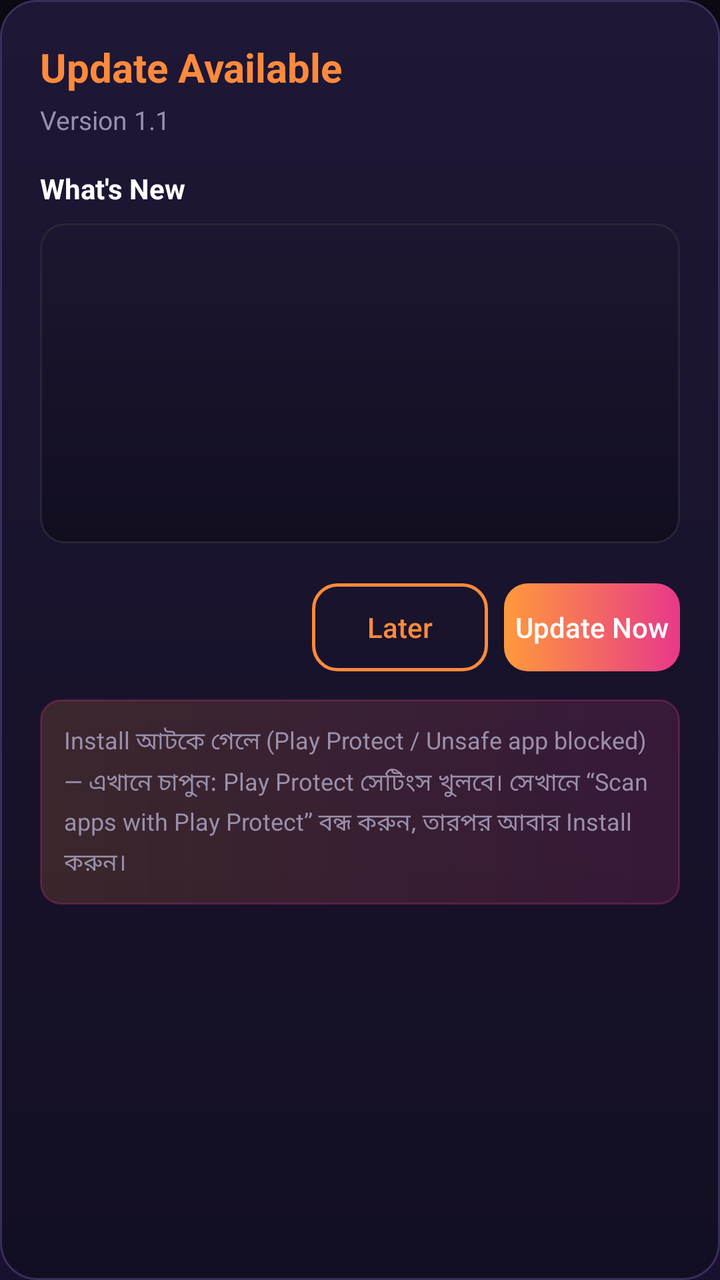
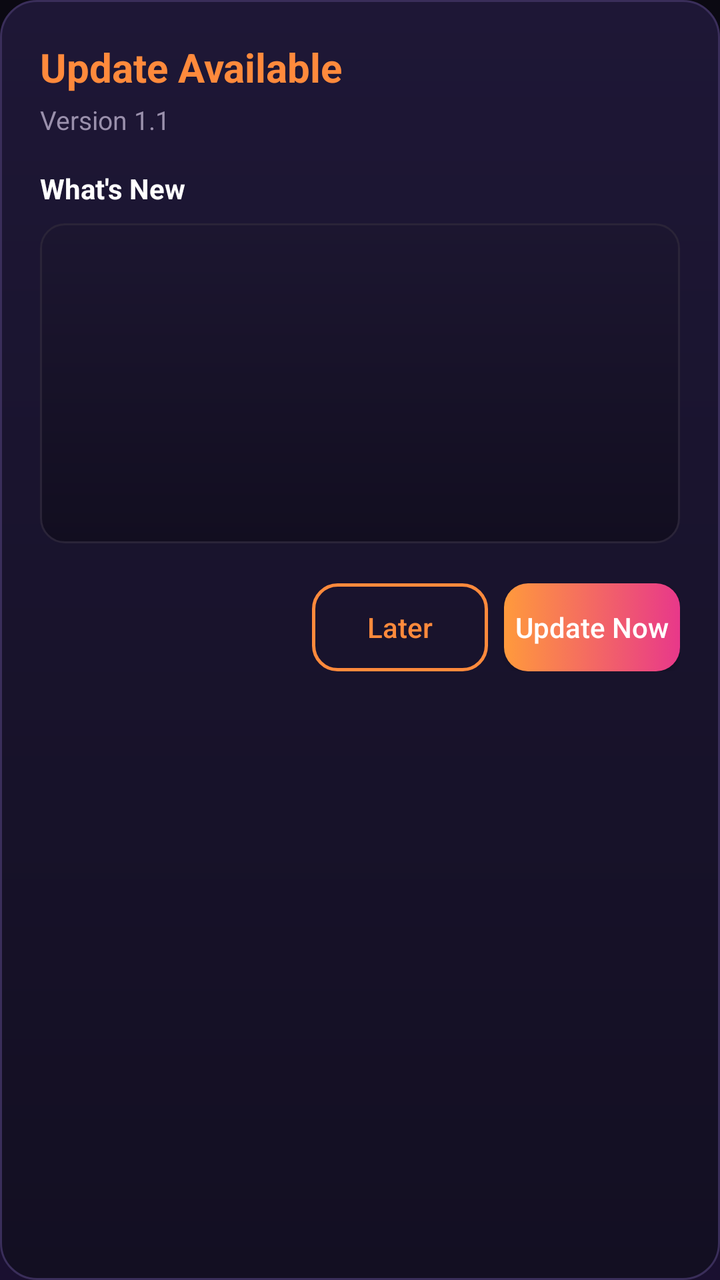

Before-and-after screenshots of an Android layout around one commit, followed by the original layout XML and the change that was made.
<!-- AndroidManifest.xml: application theme Theme.IPTVPlayer -->
<!-- res/layout/dialog_update.xml -->
<?xml version="1.0" encoding="utf-8"?>
<LinearLayout xmlns:android="http://schemas.android.com/apk/res/android"
    android:layout_width="match_parent"
    android:layout_height="wrap_content"
    android:orientation="vertical"
    android:background="@drawable/bg_dialog"
    android:padding="20dp">

    
    <TextView
        android:id="@+id/tvUpdateTitle"
        android:layout_width="match_parent"
        android:layout_height="wrap_content"
        android:text="@string/update_available"
        android:textColor="@color/colorOrange"
        android:textSize="20sp"
        android:textStyle="bold" />

    
    <TextView
        android:id="@+id/tvUpdateVersion"
        android:layout_width="match_parent"
        android:layout_height="wrap_content"
        android:layout_marginTop="4dp"
        android:textColor="@color/colorSubText"
        android:textSize="13sp"
        android:text="Version 1.1" />

    
    <TextView
        android:layout_width="match_parent"
        android:layout_height="wrap_content"
        android:layout_marginTop="16dp"
        android:text="@string/whats_new"
        android:textColor="@color/colorChannelName"
        android:textSize="14sp"
        android:textStyle="bold" />

    <ScrollView
        android:layout_width="match_parent"
        android:layout_height="160dp"
        android:layout_marginTop="8dp"
        android:background="@drawable/bg_channel_card"
        android:padding="12dp">

        <TextView
            android:id="@+id/tvUpdateChangelog"
            android:layout_width="match_parent"
            android:layout_height="wrap_content"
            android:lineSpacingMultiplier="1.3"
            android:textColor="@color/colorOnSurface"
            android:textSize="13sp" />

    </ScrollView>

    
    <LinearLayout
        android:id="@+id/progressGroup"
        android:layout_width="match_parent"
        android:layout_height="wrap_content"
        android:layout_marginTop="18dp"
        android:orientation="vertical"
        android:visibility="gone">

        <ProgressBar
            android:id="@+id/progressUpdate"
            style="?android:attr/progressBarStyleHorizontal"
            android:layout_width="match_parent"
            android:layout_height="8dp"
            android:max="100"
            android:progressTint="@color/colorOrange"
            android:progressBackgroundTint="@color/colorDivider" />

        <TextView
            android:id="@+id/tvUpdateProgress"
            android:layout_width="match_parent"
            android:layout_height="wrap_content"
            android:layout_marginTop="8dp"
            android:gravity="center"
            android:textColor="@color/colorSubText"
            android:textSize="13sp"
            android:text="0%" />

    </LinearLayout>

    
    <LinearLayout
        android:id="@+id/buttonGroup"
        android:layout_width="match_parent"
        android:layout_height="wrap_content"
        android:layout_marginTop="20dp"
        android:gravity="end"
        android:orientation="horizontal">

        <Button
            android:id="@+id/btnLater"
            android:layout_width="wrap_content"
            android:layout_height="44dp"
            android:layout_marginEnd="8dp"
            android:background="@drawable/bg_btn_outline"
            android:backgroundTint="@null"
            android:text="@string/later"
            android:textAllCaps="false"
            android:textColor="@color/colorOrange" />

        <Button
            android:id="@+id/btnUpdateNow"
            android:layout_width="wrap_content"
            android:layout_height="44dp"
            android:background="@drawable/bg_btn_orange"
            android:backgroundTint="@null"
            android:text="@string/update_now"
            android:textAllCaps="false"
            android:textColor="@android:color/white" />

    </LinearLayout>

    
    <TextView
        android:id="@+id/tvPlayProtectHelp"
        android:layout_width="match_parent"
        android:layout_height="wrap_content"
        android:layout_marginTop="14dp"
        android:background="@drawable/bg_status_gradient"
        android:clickable="true"
        android:focusable="true"
        android:lineSpacingMultiplier="1.25"
        android:padding="12dp"
        android:text="@string/play_protect_help"
        android:textColor="@color/colorSubText"
        android:textSize="12sp" />

</LinearLayout>
<!-- resources referenced by this layout -->
<resources>
  <color name="colorChannelName">#FFFFFF</color>
  <color name="colorDivider">#2A2438</color>
  <color name="colorOnSurface">#F6F1FF</color>
  <color name="colorOrange">#FF8A3C</color>
  <color name="colorSubText">#9A90AC</color>
  <!-- drawable bg_channel_card (drawable) -->
  <?xml version="1.0" encoding="utf-8"?>
  <shape xmlns:android="http://schemas.android.com/apk/res/android"
      android:shape="rectangle">
      <gradient
          android:angle="270"
          android:startColor="@color/colorGradientCardStart"
          android:endColor="@color/colorGradientCardEnd"
          android:type="linear" />
      <corners android:radius="12dp" />
      <stroke android:width="1dp" android:color="@color/colorDivider" />
  </shape>
  <!-- drawable bg_dialog (drawable) -->
  <?xml version="1.0" encoding="utf-8"?>
  <shape xmlns:android="http://schemas.android.com/apk/res/android"
      android:shape="rectangle">
      <gradient
          android:angle="270"
          android:startColor="#1E1736"
          android:endColor="#130F22"
          android:type="linear" />
      <corners android:radius="18dp" />
      <stroke android:width="1dp" android:color="#3A2E5A" />
  </shape>
  <!-- drawable bg_status_gradient (drawable) -->
  <?xml version="1.0" encoding="utf-8"?>
  <shape xmlns:android="http://schemas.android.com/apk/res/android"
      android:shape="rectangle">
      <gradient
          android:angle="0"
          android:startColor="#26FF9A3C"
          android:endColor="#26E8388A"
          android:type="linear" />
      <corners android:radius="10dp" />
      <stroke android:width="1dp" android:color="#40E8388A" />
  </shape>
  <string name="later">Later</string>
  <string name="play_protect_help">Install আটকে গেলে ("Play Protect" / "Unsafe app blocked") — এখানে চাপুন: Play Protect সেটিংস খুলবে। সেখানে “Scan apps with Play Protect” বন্ধ করুন, তারপর আবার Install করুন।</string>
  <string name="update_available">Update Available</string>
  <string name="update_now">Update Now</string>
  <string name="whats_new">What\'s New</string>
  <color name="colorGradientStart">#FF9A3C</color>
  <color name="colorGradientEnd">#E8388A</color>
  <color name="colorGradientCardStart">#1C1630</color>
  <color name="colorGradientCardEnd">#120E20</color>
  <color name="colorPrimary">#FF8A3C</color>
  <color name="colorPrimaryVariant">#E06A1F</color>
  <color name="colorOnPrimary">#FFFFFF</color>
  <color name="colorSecondary">#E8388A</color>
  <color name="colorOnSecondary">#FFFFFF</color>
  <color name="colorBackground">#0B0912</color>
  <color name="colorSurface">#171322</color>
  <color name="colorError">#FF5C8A</color>
  <!-- drawable bg_app_gradient (drawable) -->
  <?xml version="1.0" encoding="utf-8"?>
  <shape xmlns:android="http://schemas.android.com/apk/res/android"
      android:shape="rectangle">
      <gradient
          android:angle="270"
          android:startColor="@color/colorGradientBgStart"
          android:centerColor="#120D24"
          android:endColor="@color/colorGradientBgEnd"
          android:type="linear" />
  </shape>
  <color name="colorGradientBgStart">#0B0912</color>
  <color name="colorGradientBgEnd">#1A1030</color>
  <!-- unchanged entries left out for length: 3 -->
</resources>

<!-- the commit's change to res/layout/dialog_update.xml (unified diff, before → after) -->
@@ -55,36 +55,6 @@
 
     
     <LinearLayout
-        android:id="@+id/progressGroup"
-        android:layout_width="match_parent"
-        android:layout_height="wrap_content"
-        android:layout_marginTop="18dp"
-        android:orientation="vertical"
-        android:visibility="gone">
-
-        <ProgressBar
-            android:id="@+id/progressUpdate"
-            style="?android:attr/progressBarStyleHorizontal"
-            android:layout_width="match_parent"
-            android:layout_height="8dp"
-            android:max="100"
-            android:progressTint="@color/colorOrange"
-            android:progressBackgroundTint="@color/colorDivider" />
-
-        <TextView
-            android:id="@+id/tvUpdateProgress"
-            android:layout_width="match_parent"
-            android:layout_height="wrap_content"
-            android:layout_marginTop="8dp"
-            android:gravity="center"
-            android:textColor="@color/colorSubText"
-            android:textSize="13sp"
-            android:text="0%" />
-
-    </LinearLayout>
-
-    
-    <LinearLayout
         android:id="@+id/buttonGroup"
         android:layout_width="match_parent"
         android:layout_height="wrap_content"
@@ -115,19 +85,4 @@
 
     </LinearLayout>
 
-    
-    <TextView
-        android:id="@+id/tvPlayProtectHelp"
-        android:layout_width="match_parent"
-        android:layout_height="wrap_content"
-        android:layout_marginTop="14dp"
-        android:background="@drawable/bg_status_gradient"
-        android:clickable="true"
-        android:focusable="true"
-        android:lineSpacingMultiplier="1.25"
-        android:padding="12dp"
-        android:text="@string/play_protect_help"
-        android:textColor="@color/colorSubText"
-        android:textSize="12sp" />
-
 </LinearLayout>
<!-- resource entries referenced after the edit -->
@@ -29,20 +29,7 @@
       <corners android:radius="18dp" />
       <stroke android:width="1dp" android:color="#3A2E5A" />
   </shape>
-  <!-- drawable bg_status_gradient (drawable) -->
-  <?xml version="1.0" encoding="utf-8"?>
-  <shape xmlns:android="http://schemas.android.com/apk/res/android"
-      android:shape="rectangle">
-      <gradient
-          android:angle="0"
-          android:startColor="#26FF9A3C"
-          android:endColor="#26E8388A"
-          android:type="linear" />
-      <corners android:radius="10dp" />
-      <stroke android:width="1dp" android:color="#40E8388A" />
-  </shape>
   <string name="later">Later</string>
-  <string name="play_protect_help">Install আটকে গেলে ("Play Protect" / "Unsafe app blocked") — এখানে চাপুন: Play Protect সেটিংস খুলবে। সেখানে “Scan apps with Play Protect” বন্ধ করুন, তারপর আবার Install করুন।</string>
   <string name="update_available">Update Available</string>
   <string name="update_now">Update Now</string>
   <string name="whats_new">What\'s New</string>
